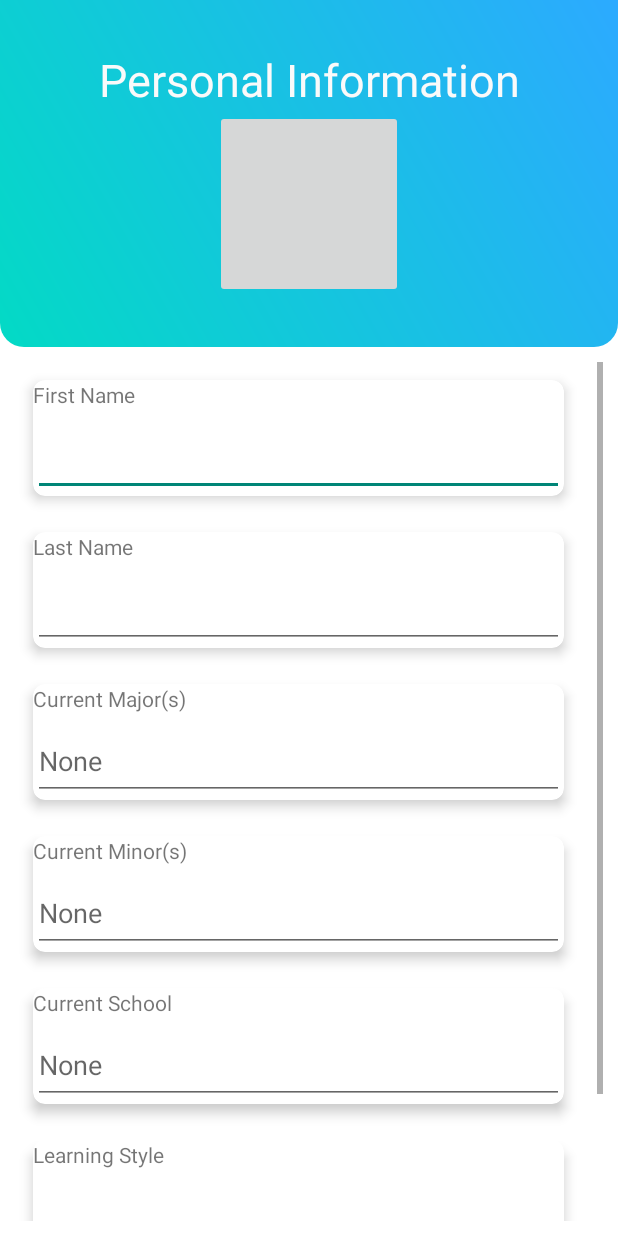
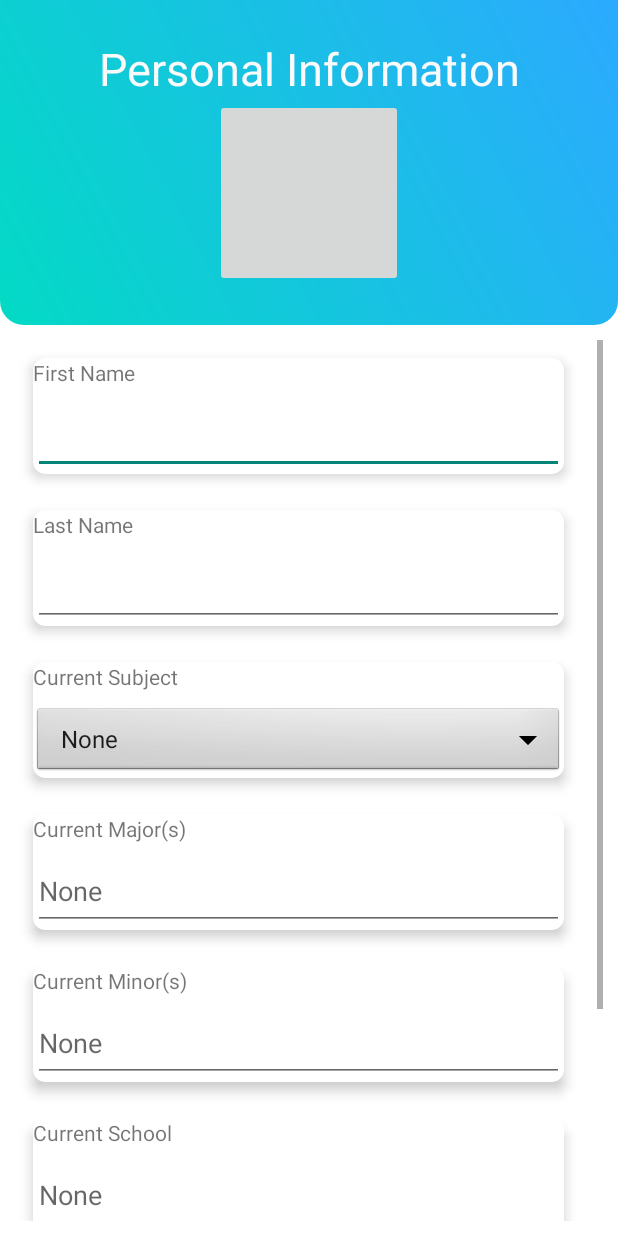
Before and after one commit to sliu2017/Slackr-Final-Project, an Android app: the PersonalActivity screen opened directly, with no data from a screen before it, on a phone screen of 412 x 824 dp. Run offline under Robolectric (Android 15) with nearby library versions, the light colour scheme and no system bars; our stand-ins replace Firebase (no records; nobody signed in at launch, a user with empty details on screens opened directly); pictures from the network do not load.

Commit message:
profilepic

```diff
--- a/Final_project/app/src/main/AndroidManifest.xml
+++ b/Final_project/app/src/main/AndroidManifest.xml
@@ -1,6 +1,7 @@
 <?xml version="1.0" encoding="utf-8"?>
 <manifest xmlns:android="http://schemas.android.com/apk/res/android"
     package="com.example.slackr" >
+    <uses-permission android:name="com.google.android.providers.gsf.permission.READ_GSERVICES" />
 
     <application
         android:allowBackup="true"
@@ -23,6 +24,7 @@
         <activity android:name="com.example.slackr.QuizActivity"/>
         <activity android:name="com.example.slackr.ResultActivity"/>
         <activity android:name="com.example.slackr.VerifyActivity"/>
+
     </application>
 
 </manifest>
--- a/Final_project/app/src/main/java/com/example/slackr/DashBoardActivity.kt
+++ b/Final_project/app/src/main/java/com/example/slackr/DashBoardActivity.kt
@@ -1,6 +1,8 @@
 package com.example.slackr
 
 import android.content.Intent
+import android.content.Intent.FLAG_GRANT_PERSISTABLE_URI_PERMISSION
+import android.content.Intent.FLAG_GRANT_READ_URI_PERMISSION
 import android.os.Bundle
 import androidx.appcompat.app.AppCompatActivity
 import androidx.cardview.widget.CardView
@@ -41,7 +43,8 @@ class DashBoardActivity : AppCompatActivity() {
         //add this
         profileCard!!.setOnClickListener{
             val intent = Intent(this@DashBoardActivity, ProfileActivity::class.java)
-
+            intent.addFlags(FLAG_GRANT_READ_URI_PERMISSION)
+            intent.addFlags(FLAG_GRANT_PERSISTABLE_URI_PERMISSION)
             startActivity(intent)
         }
 
--- a/Final_project/app/src/main/java/com/example/slackr/ProfileActivity.kt
+++ b/Final_project/app/src/main/java/com/example/slackr/ProfileActivity.kt
@@ -1,5 +1,6 @@
 package com.example.slackr
 
+import android.content.Context
 import android.content.Intent
 import android.graphics.Bitmap
 import android.graphics.BitmapFactory
@@ -16,7 +17,6 @@ import com.google.firebase.auth.UserProfileChangeRequest
 import com.google.firebase.database.*
 import com.google.firebase.storage.FirebaseStorage
 import com.google.firebase.storage.StorageReference
-import java.io.File
 import java.io.FileNotFoundException
 import java.io.IOException
 
@@ -43,17 +43,25 @@ class ProfileActivity : AppCompatActivity() {
         val mBackButton = findViewById<Button>(R.id.backbutton)
         val mSecurityButton = findViewById<CardView>(R.id.security)
         val mPersonalButton = findViewById<CardView>(R.id.personal)
+        val buttonLoadImage = findViewById<ImageView>(R.id.profilepic)
+        val uid = mAuth!!.currentUser?.uid
 
-        val buttonLoadImage = findViewById<ImageView>(R.id.profilepic)
+
+        val sharedPref = this?.getPreferences(Context.MODE_PRIVATE) ?: return
+        val defaultUri = Uri.parse("android.resource://com.example.slackr/drawable/user")
+
+        buttonLoadImage.setImageURI(Uri.parse(sharedPref.getString(uid, defaultUri.toString())))
+
+
         buttonLoadImage.setOnClickListener{
                 val i = Intent(
-                    Intent.ACTION_PICK,
+                    Intent.ACTION_OPEN_DOCUMENT,
                     MediaStore.Images.Media.INTERNAL_CONTENT_URI
                 )
                 startActivityForResult(i, 1)
         }
 
-        val uid = mAuth!!.currentUser?.uid
+
         var first = ""
         var last = ""
 
@@ -100,26 +108,12 @@ class ProfileActivity : AppCompatActivity() {
         //change to match with registrationactivity
         if (requestCode == 1 && resultCode == RESULT_OK) {
             val selectedImage = data?.data
-            var bitmap: Bitmap? = null
             try {
-                bitmap = MediaStore.Images.Media.getBitmap(this.contentResolver, selectedImage)
+
+                if (selectedImage != null) {
 
 
-
-
-
-                if (selectedImage != null) {
-                    var mBitmap: Bitmap? = null
-
-                    val imageStream =
-                        selectedImage?.let { this@ProfileActivity.contentResolver.openInputStream(it) };
-                    mBitmap = BitmapFactory.decodeStream(imageStream);
-
-                    if (mBitmap == null) {
-                        mBitmap = BitmapFactory.decodeResource(resources, R.drawable.user)
-                    }
-                    val buttonLoadImage = findViewById<ImageView>(R.id.profilepic)
-                    buttonLoadImage.setImageBitmap(mBitmap)
+                    getBitmapFromUri(selectedImage)
 
                     val profileUpdates = UserProfileChangeRequest.Builder()
                         .setPhotoUri(Uri.parse(selectedImage.toString()))
@@ -143,6 +137,26 @@ class ProfileActivity : AppCompatActivity() {
                 // TODO Auto-generated catch block
                 e.printStackTrace()
             }
+        }
+    }
+
+    fun getBitmapFromUri(photoUri: Uri){
+        var mBitmap: Bitmap? = null
+
+        val imageStream =
+            photoUri?.let { this@ProfileActivity.contentResolver.openInputStream(it) };
+        mBitmap = BitmapFactory.decodeStream(imageStream);
+
+        if (mBitmap == null) {
+            mBitmap = BitmapFactory.decodeResource(resources, R.drawable.user)
+        }
+        val buttonLoadImage = findViewById<ImageView>(R.id.profilepic)
+        buttonLoadImage.setImageBitmap(mBitmap)
+
+        val sharedPref = this?.getPreferences(Context.MODE_PRIVATE) ?: return
+        with(sharedPref.edit()) {
+            putString(mAuth!!.currentUser?.uid, photoUri.toString())
+            apply()
         }
     }
 
@@ -222,6 +236,9 @@ class PersonalActivity : AppCompatActivity(){
         super.onCreate(savedInstanceState)
         setContentView(R.layout.profile_personal)
 
+
+
+
         mDatabase = FirebaseDatabase.getInstance()
         mDatabaseReference = mDatabase!!.reference.child("Users")
         mAuth = FirebaseAuth.getInstance()
@@ -229,14 +246,25 @@ class PersonalActivity : AppCompatActivity(){
         val uid = mAuth!!.currentUser?.uid
         val currUser = uid?.let { mDatabaseReference!!.child(it) }
 
+        val subjectArr = arrayOf(
+            "None",
+            "Chemistry",
+            "Computer Science",
+            "Math",
+            "Physics",
+            "Statistics",
+            "Writing"
+        )
         var first = ""
         var last = ""
+        var subject = 0
         var major = ""
         var minor = ""
         var school = ""
         var learningStyle = ""
         val mFirstName = findViewById<EditText>(R.id.firstName)
         val mLastName = findViewById<EditText>(R.id.lastName)
+        val mCurrentSubject = findViewById<Spinner>(R.id.currentSubject)
         val mCurrentMajor = findViewById<EditText>(R.id.currentMajors)
         val mCurrentMinor = findViewById<EditText>(R.id.currentMinors)
         val mCurrentSchool = findViewById<EditText>(R.id.currentSchool)
@@ -244,6 +272,16 @@ class PersonalActivity : AppCompatActivity(){
 
         val mBackButton = findViewById<Button>(R.id.backbutton)
         val mUpdateButton = findViewById<Button>(R.id.update)
+
+
+        val adapter: ArrayAdapter<String> = ArrayAdapter<String>(
+            this@PersonalActivity,
+            android.R.layout.simple_spinner_item, subjectArr
+        )
+
+        adapter.setDropDownViewResource(android.R.layout.simple_spinner_dropdown_item)
+        mCurrentSubject.adapter = adapter
+
 
         mBackButton.setOnClickListener{
             finish()
@@ -256,6 +294,7 @@ class PersonalActivity : AppCompatActivity(){
             currUser!!.child("major").setValue(mCurrentMajor.text.toString())
             currUser!!.child("minor").setValue(mCurrentMinor.text.toString())
             currUser!!.child("school").setValue(mCurrentSchool.text.toString())
+            currUser!!.child("subject").setValue(mCurrentSubject.selectedItemPosition)
             finish()
         }
 
@@ -270,18 +309,27 @@ class PersonalActivity : AppCompatActivity(){
                 minor = default(snapshot.child("minor")?.value)
                 school = default(snapshot.child("school")?.value)
                 learningStyle = default(snapshot.child("style_of_learning")?.value)
+                subject = defaultInt(snapshot.child("subject")?.value).toInt()
                 mFirstName.setText(first)
                 mLastName.setText(last)
                 mCurrentMajor.setText(major)
                 mCurrentMinor.setText(minor)
                 mCurrentSchool.setText(school)
                 mLearningStyle.text = learningStyle
+                mCurrentSubject.setSelection(subject)
             }
 
             override fun onCancelled(error: DatabaseError) {
                 TODO("Not yet implemented")
             }
         })
+    }
+
+    fun defaultInt(value: Any?) : Long {
+        if(value != null){
+            return value as Long
+        }
+        return 0
     }
 
     fun default(value: Any?) :String{
--- a/Final_project/app/src/main/res/layout/profile_personal.xml
+++ b/Final_project/app/src/main/res/layout/profile_personal.xml
@@ -137,6 +137,45 @@
                             android:layout_weight="1"
                             android:ems="10"
                             android:inputType="textPersonName" />
+
+                    </LinearLayout>
+
+                </androidx.cardview.widget.CardView>
+
+                <androidx.cardview.widget.CardView
+                    android:id="@+id/subject"
+                    android:layout_width="354dp"
+                    android:layout_height="77dp"
+                    android:layout_margin="12dp"
+                    android:layout_marginTop="44dp"
+                    android:layout_weight="1"
+                    android:background="@drawable/card"
+                    app:cardCornerRadius="8dp"
+                    app:cardElevation="5dp"
+                    app:layout_constraintEnd_toEndOf="parent"
+                    app:layout_constraintHorizontal_bias="0.508"
+                    app:layout_constraintStart_toStartOf="parent"
+                    app:layout_constraintTop_toBottomOf="@+id/changeEmail2">
+
+                    <LinearLayout
+                        android:layout_width="match_parent"
+                        android:layout_height="match_parent"
+                        android:gravity="left"
+                        android:orientation="vertical">
+
+                        <TextView
+                            android:id="@+id/subjectStr"
+                            android:layout_width="wrap_content"
+                            android:layout_height="wrap_content"
+                            android:layout_weight="1"
+                            android:text="Current Subject" />
+
+                        <Spinner
+                            android:id="@+id/currentSubject"
+                            android:layout_width="match_parent"
+                            android:layout_height="wrap_content"
+                            android:background="@android:drawable/btn_dropdown"
+                            android:spinnerMode="dropdown" />
 
                     </LinearLayout>
 
```
